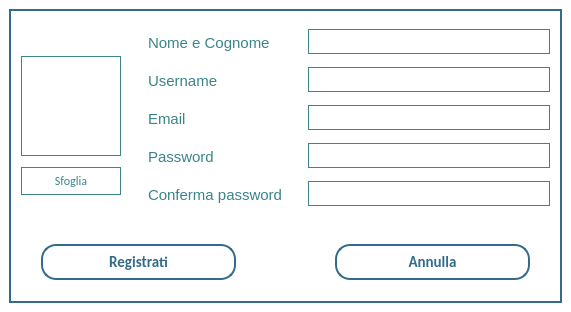
Qt form Client/registrationpage.ui (MarcoFlo/Google-Drive) before a commit.
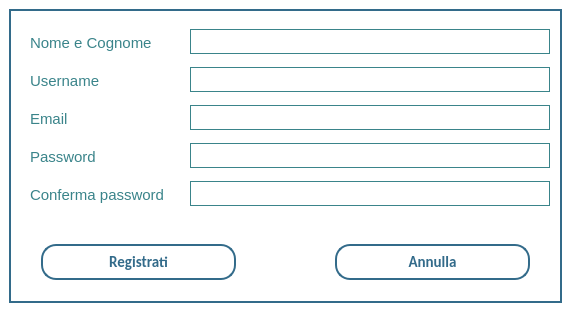
The same form after that commit.

Commit message: bug evidenzia e tolto ui non implementata

```diff
--- a/Client/registrationpage.ui
+++ b/Client/registrationpage.ui
@@ -46,105 +46,6 @@
          <property name="topMargin">
           <number>14</number>
          </property>
-         <item>
-          <layout class="QVBoxLayout" name="verticalLayout_2">
-           <property name="spacing">
-            <number>3</number>
-           </property>
-           <property name="sizeConstraint">
-            <enum>QLayout::SetDefaultConstraint</enum>
-           </property>
-           <property name="topMargin">
-            <number>19</number>
-           </property>
-           <property name="rightMargin">
-            <number>0</number>
-           </property>
-           <property name="bottomMargin">
-            <number>14</number>
-           </property>
-           <item>
-            <widget class="QLabel" name="fotoprofilo">
-             <property name="enabled">
-              <bool>true</bool>
-             </property>
-             <property name="sizePolicy">
-              <sizepolicy hsizetype="Fixed" vsizetype="Preferred">
-               <horstretch>0</horstretch>
-               <verstretch>0</verstretch>
-              </sizepolicy>
-             </property>
-             <property name="minimumSize">
-              <size>
-               <width>100</width>
-               <height>0</height>
-              </size>
-             </property>
-             <property name="maximumSize">
-              <size>
-               <width>210</width>
-               <height>100</height>
-              </size>
-             </property>
-             <property name="styleSheet">
-              <string notr="true">background-color:none;
-border: 1px solid #3a848a;</string>
-             </property>
-             <property name="text">
-              <string/>
-             </property>
-             <property name="scaledContents">
-              <bool>true</bool>
-             </property>
-             <property name="alignment">
-              <set>Qt::AlignLeading|Qt::AlignLeft|Qt::AlignTop</set>
-             </property>
-            </widget>
-           </item>
-           <item>
-            <widget class="QPushButton" name="pushButton">
-             <property name="sizePolicy">
-              <sizepolicy hsizetype="Fixed" vsizetype="Fixed">
-               <horstretch>0</horstretch>
-               <verstretch>0</verstretch>
-              </sizepolicy>
-             </property>
-             <property name="maximumSize">
-              <size>
-               <width>100</width>
-               <height>16777215</height>
-              </size>
-             </property>
-             <property name="font">
-              <font>
-               <family>Calibri</family>
-               <pointsize>-1</pointsize>
-               <weight>50</weight>
-               <bold>false</bold>
-              </font>
-             </property>
-             <property name="styleSheet">
-              <string notr="true">QPushButton
-{
-	color: #3a848a;
-	font-size: 12px;
-	border: 1px solid #3a848a;
-	padding: 5px;
-	font-family: 'Calibri';
-	background-color:none;
-}
-QPushButton:hover
-{
-	border:2px solid #3a848a;
-}</string>
-             </property>
-             <property name="text">
-              <string>Sfoglia</string>
-             </property>
-            </widget>
-           </item>
-          </layout>
-         </item>
          <item>
           <layout class="QFormLayout" name="formLayout">
            <property name="horizontalSpacing">
```
The commit also changes 4 other files.
